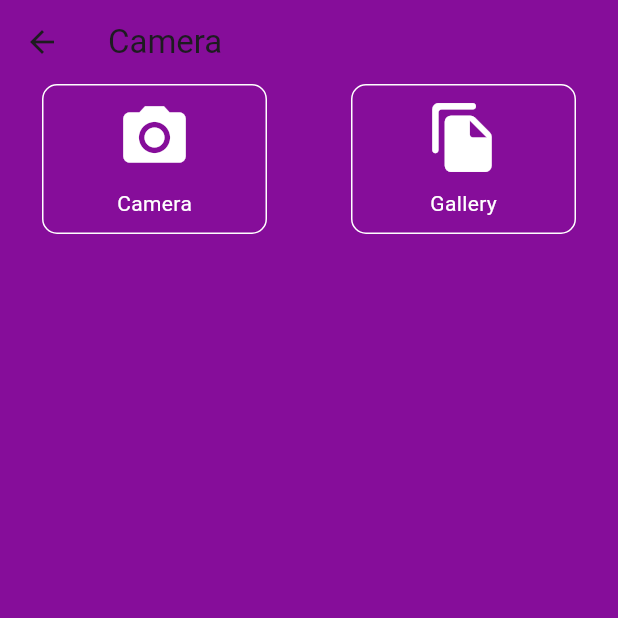
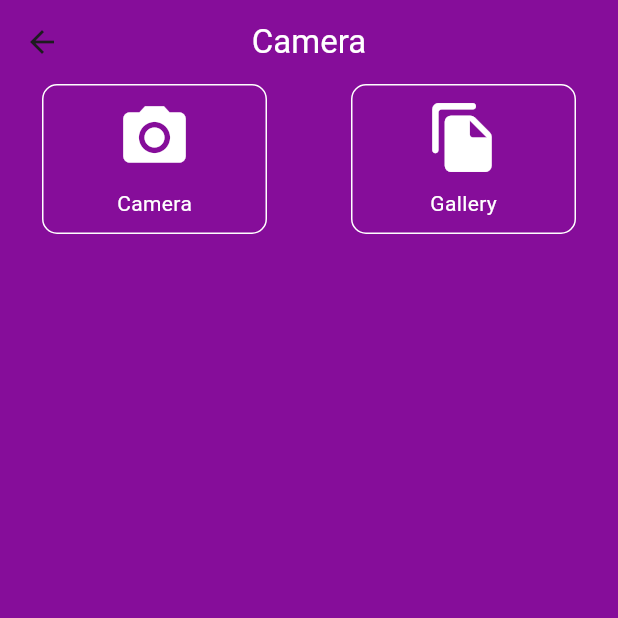
Before and after one commit to iamMawuena1/Nutri-Scan, a Flutter app: the HomePage screen opened by its route, on a phone screen of 412 x 824 dp, the top half of it. Run offline on Flutter 3.47's test engine with Material 3 defaults, Android fonts, the phone set to English and light mode, and no system bars; our stand-ins replace image_picker, percent_indicator, smooth_page_indicator.

Commit message:
camera feature added

```diff
--- a/lib/pages/homepage.dart
+++ b/lib/pages/homepage.dart
@@ -30,7 +30,11 @@ class _HomePageState extends State<HomePage> {
       appBar: AppBar(
         backgroundColor: Colors.transparent,
         elevation: 0,
-        title: const Text("Camera"),
+        title: Text(
+          "Camera",
+          style: TextStyle(color: Theme.of(context).colorScheme.onPrimary),
+        ),
+        centerTitle: true,
       ),
       body: Column(
         children: [
```
